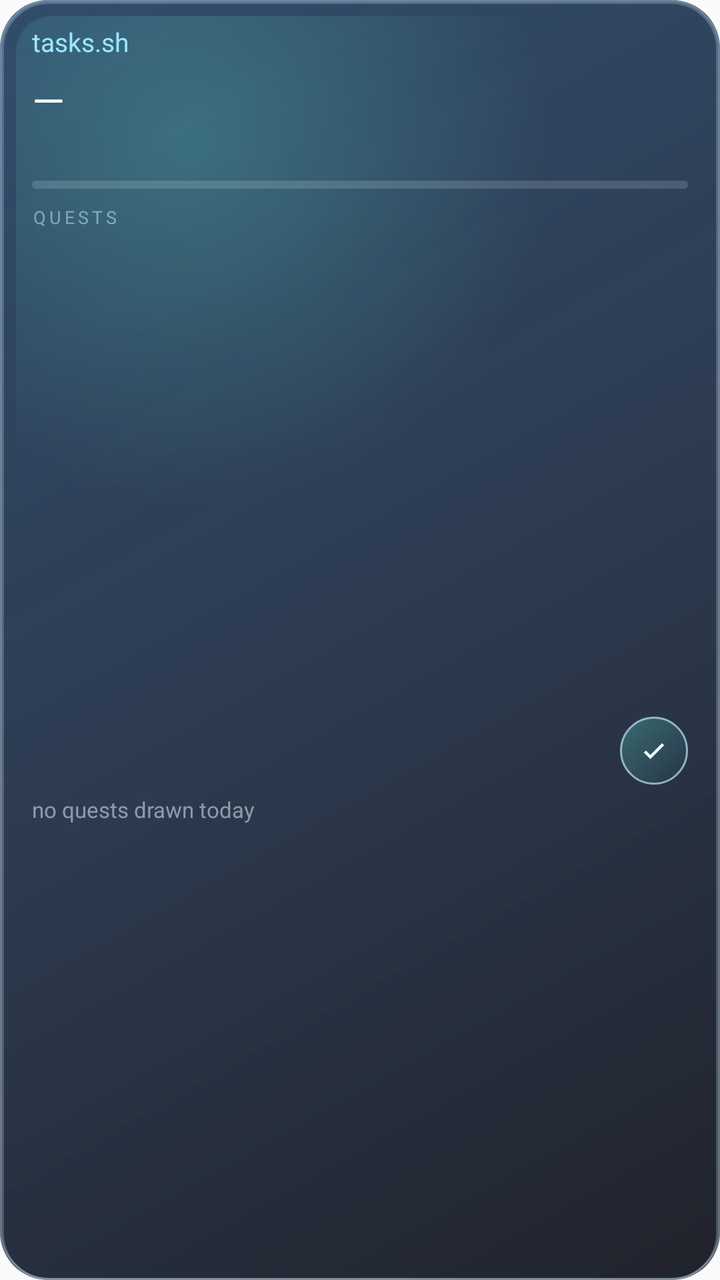
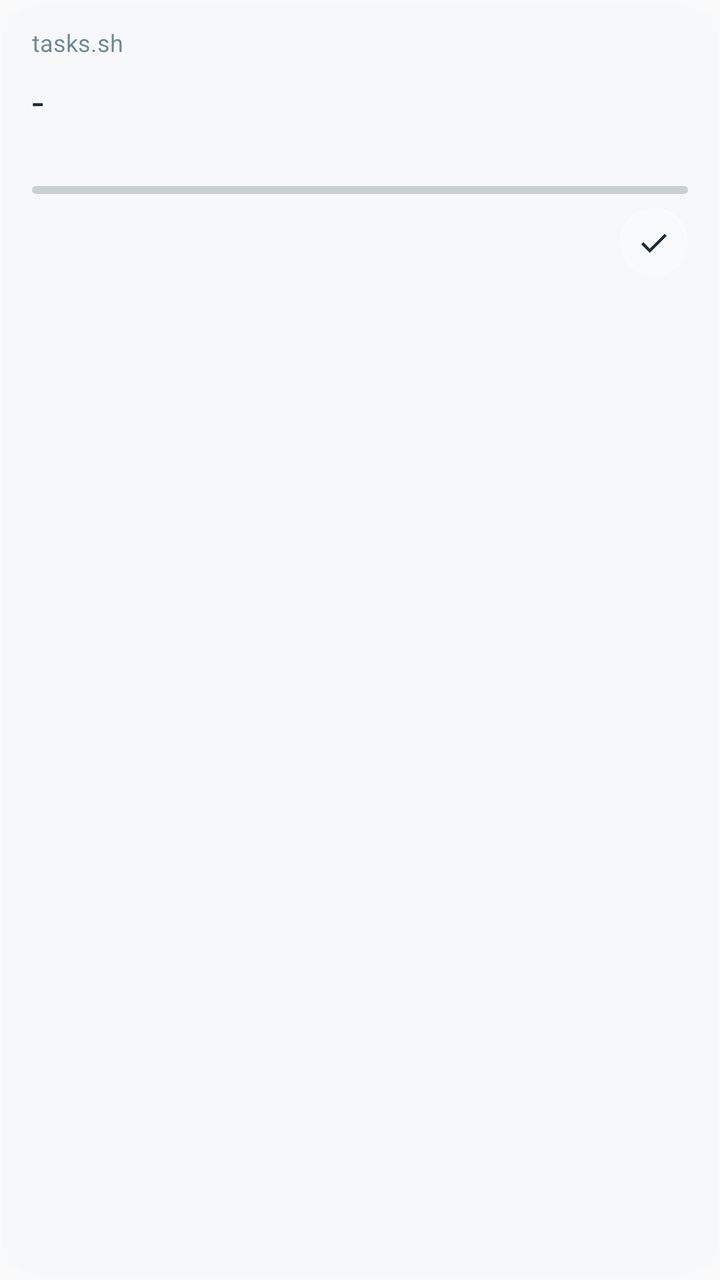

Two renders of the same Android screen: before a commit and after it. Below are the layout's source before the change and the commit's diff.
<!-- AndroidManifest.xml: application theme AppTheme -->
<!-- res/layout/widget_routine.xml -->
<?xml version="1.0" encoding="utf-8"?>
<LinearLayout xmlns:android="http://schemas.android.com/apk/res/android"
    android:id="@+id/widget_root"
    android:layout_width="match_parent"
    android:layout_height="match_parent"
    android:orientation="vertical"
    android:background="@drawable/widget_bg"
    android:paddingStart="16dp"
    android:paddingEnd="16dp"
    android:paddingTop="12dp"
    android:paddingBottom="10dp">

    
    <LinearLayout
        android:layout_width="match_parent"
        android:layout_height="wrap_content"
        android:orientation="horizontal"
        android:baselineAligned="true">

        <TextView
            android:id="@+id/widget_headline"
            android:layout_width="0dp"
            android:layout_height="wrap_content"
            android:layout_weight="1"
            android:textSize="13sp"
            android:maxLines="1"
            android:ellipsize="end"
            android:textColor="#FF9BE7FF"
            android:text="tasks.sh" />

        <TextView
            android:id="@+id/widget_count"
            android:layout_width="wrap_content"
            android:layout_height="wrap_content"
            android:textSize="11sp"
            android:maxLines="1"
            android:textColor="#99CFE8F5"
            android:text="" />
    </LinearLayout>

    
    <LinearLayout
        android:layout_width="match_parent"
        android:layout_height="wrap_content"
        android:orientation="vertical"
        android:paddingTop="6dp">

        <TextView
            android:id="@+id/widget_label"
            android:layout_width="match_parent"
            android:layout_height="wrap_content"
            android:textSize="21sp"
            android:maxLines="2"
            android:ellipsize="end"
            android:textColor="#FFF2FAFF"
            android:text="—" />

        <TextView
            android:id="@+id/widget_sub"
            android:layout_width="match_parent"
            android:layout_height="wrap_content"
            android:textSize="12sp"
            android:maxLines="1"
            android:ellipsize="end"
            android:paddingTop="2dp"
            android:textColor="#B3C8DCE8"
            android:text="" />
    </LinearLayout>

    <ProgressBar
        android:id="@+id/widget_progress"
        style="@android:style/Widget.Material.ProgressBar.Horizontal"
        android:layout_width="match_parent"
        android:layout_height="4dp"
        android:layout_marginTop="8dp"
        android:max="100"
        android:progress="0"
        android:progressDrawable="@drawable/widget_bar" />

    
    <TextView
        android:id="@+id/widget_quest_head"
        android:layout_width="match_parent"
        android:layout_height="wrap_content"
        android:layout_marginTop="8dp"
        android:textSize="9sp"
        android:letterSpacing="0.18"
        android:maxLines="1"
        android:textColor="#8ABFE4FF"
        android:text="QUESTS" />

    <ListView
        android:id="@+id/widget_quests"
        android:layout_width="match_parent"
        android:layout_height="0dp"
        android:layout_weight="1"
        android:layout_marginTop="5dp"
        android:divider="@null"
        android:dividerHeight="0dp"
        android:scrollbars="none" />

    <LinearLayout
        android:layout_width="match_parent"
        android:layout_height="wrap_content"
        android:orientation="horizontal"
        android:gravity="end"
        android:layout_marginTop="6dp">

        <ImageView
            android:id="@+id/widget_tick"
            android:layout_width="34dp"
            android:layout_height="34dp"
            android:padding="8dp"
            android:background="@drawable/widget_tick_bg"
            android:contentDescription="mark this routine done"
            android:src="@drawable/widget_check" />
    </LinearLayout>

    <TextView
        android:id="@+id/widget_quests_empty"
        android:layout_width="match_parent"
        android:layout_height="0dp"
        android:layout_weight="1"
        android:layout_marginTop="5dp"
        android:textSize="11sp"
        android:maxLines="2"
        android:textColor="#99C8DCE8"
        android:text="no quests drawn today" />
</LinearLayout>
<!-- resources referenced by this layout -->
<resources>
  <!-- drawable widget_bar (drawable) -->
  <?xml version="1.0" encoding="utf-8"?>
  <layer-list xmlns:android="http://schemas.android.com/apk/res/android">
      <item android:id="@android:id/background">
          <shape android:shape="rectangle">
              <solid android:color="#26FFFFFF" />
              <corners android:radius="2dp" />
          </shape>
      </item>
      <item android:id="@android:id/progress">
          <clip>
              <shape android:shape="rectangle">
                  <gradient
                      android:type="linear"
                      android:angle="0"
                      android:startColor="#FF5EEAD4"
                      android:endColor="#FF8FD8FF" />
                  <corners android:radius="2dp" />
              </shape>
          </clip>
      </item>
  </layer-list>
  <!-- drawable widget_bg (drawable) -->
  <?xml version="1.0" encoding="utf-8"?>
  <layer-list xmlns:android="http://schemas.android.com/apk/res/android">
  
      
      <item>
          <shape android:shape="rectangle">
              <gradient
                  android:type="linear"
                  android:angle="315"
                  android:startColor="#E61B3A5C"
                  android:centerColor="#E0102038"
                  android:endColor="#E6080B14" />
              <corners android:radius="24dp" />
          </shape>
      </item>
  
      
      <item>
          <shape android:shape="rectangle">
              <stroke
                  android:width="1dp"
                  android:color="#66BFE4FF" />
              <corners android:radius="24dp" />
          </shape>
      </item>
  
      
      <item
          android:left="1dp"
          android:right="1dp"
          android:top="1dp">
          <shape android:shape="rectangle">
              <stroke
                  android:width="1dp"
                  android:color="#33FFFFFF" />
              <corners android:radius="23dp" />
          </shape>
      </item>
  
      
      <item
          android:left="8dp"
          android:right="8dp"
          android:top="8dp"
          android:bottom="8dp">
          <shape android:shape="rectangle">
              <gradient
                  android:type="radial"
                  android:gradientRadius="180dp"
                  android:centerX="0.25"
                  android:centerY="0.1"
                  android:startColor="#3D5EEAD4"
                  android:endColor="#001B3A5C" />
              <corners android:radius="18dp" />
          </shape>
      </item>
  </layer-list>
  <!-- drawable widget_check (drawable) -->
  <?xml version="1.0" encoding="utf-8"?>
  <vector xmlns:android="http://schemas.android.com/apk/res/android"
      android:width="24dp"
      android:height="24dp"
      android:viewportWidth="24"
      android:viewportHeight="24">
      <path
          android:fillColor="#FFEAFBFF"
          android:pathData="M9.55,17.6l-4.3,-4.3l1.4,-1.4l2.9,2.9l7.8,-7.8l1.4,1.4z" />
  </vector>
  <!-- drawable widget_tick_bg (drawable) -->
  <?xml version="1.0" encoding="utf-8"?>
  <shape xmlns:android="http://schemas.android.com/apk/res/android"
      android:shape="oval">
      <gradient
          android:type="linear"
          android:angle="315"
          android:startColor="#4D5EEAD4"
          android:endColor="#1A1B3A5C" />
      <stroke
          android:width="1dp"
          android:color="#B3BFE4FF" />
  </shape>
  <style name="AppTheme" parent="Theme.AppCompat.Light.DarkActionBar">
          
          <item name="colorPrimary">@color/colorPrimary</item>
          <item name="colorPrimaryDark">@color/colorPrimaryDark</item>
          <item name="colorAccent">@color/colorAccent</item>
      </style>
</resources>

<!-- the commit's change to res/layout/widget_routine.xml (unified diff, before → after) -->
@@ -7,10 +7,9 @@
     android:background="@drawable/widget_bg"
     android:paddingStart="16dp"
     android:paddingEnd="16dp"
-    android:paddingTop="12dp"
-    android:paddingBottom="10dp">
+    android:paddingTop="13dp"
+    android:paddingBottom="11dp">
 
-    
     <LinearLayout
         android:layout_width="match_parent"
         android:layout_height="wrap_content"
@@ -22,10 +21,10 @@
             android:layout_width="0dp"
             android:layout_height="wrap_content"
             android:layout_weight="1"
-            android:textSize="13sp"
+            android:textSize="12sp"
             android:maxLines="1"
             android:ellipsize="end"
-            android:textColor="#FF9BE7FF"
+            android:textColor="#99113A4A"
             android:text="tasks.sh" />
 
         <TextView
@@ -34,16 +33,15 @@
             android:layout_height="wrap_content"
             android:textSize="11sp"
             android:maxLines="1"
-            android:textColor="#99CFE8F5"
+            android:textColor="#801E2A33"
             android:text="" />
     </LinearLayout>
 
-    
     <LinearLayout
         android:layout_width="match_parent"
         android:layout_height="wrap_content"
         android:orientation="vertical"
-        android:paddingTop="6dp">
+        android:paddingTop="7dp">
 
         <TextView
             android:id="@+id/widget_label"
@@ -52,8 +50,8 @@
             android:textSize="21sp"
             android:maxLines="2"
             android:ellipsize="end"
-            android:textColor="#FFF2FAFF"
-            android:text="—" />
+            android:textColor="#FF1E2A33"
+            android:text="-" />
 
         <TextView
             android:id="@+id/widget_sub"
@@ -62,8 +60,8 @@
             android:textSize="12sp"
             android:maxLines="1"
             android:ellipsize="end"
-            android:paddingTop="2dp"
-            android:textColor="#B3C8DCE8"
+            android:paddingTop="3dp"
+            android:textColor="#B3263A46"
             android:text="" />
     </LinearLayout>
 
@@ -72,39 +70,17 @@
         style="@android:style/Widget.Material.ProgressBar.Horizontal"
         android:layout_width="match_parent"
         android:layout_height="4dp"
-        android:layout_marginTop="8dp"
+        android:layout_marginTop="9dp"
         android:max="100"
         android:progress="0"
         android:progressDrawable="@drawable/widget_bar" />
-
-    
-    <TextView
-        android:id="@+id/widget_quest_head"
-        android:layout_width="match_parent"
-        android:layout_height="wrap_content"
-        android:layout_marginTop="8dp"
-        android:textSize="9sp"
-        android:letterSpacing="0.18"
-        android:maxLines="1"
-        android:textColor="#8ABFE4FF"
-        android:text="QUESTS" />
-
-    <ListView
-        android:id="@+id/widget_quests"
-        android:layout_width="match_parent"
-        android:layout_height="0dp"
-        android:layout_weight="1"
-        android:layout_marginTop="5dp"
-        android:divider="@null"
-        android:dividerHeight="0dp"
-        android:scrollbars="none" />
 
     <LinearLayout
         android:layout_width="match_parent"
         android:layout_height="wrap_content"
         android:orientation="horizontal"
         android:gravity="end"
-        android:layout_marginTop="6dp">
+        android:layout_marginTop="7dp">
 
         <ImageView
             android:id="@+id/widget_tick"
@@ -115,15 +91,4 @@
             android:contentDescription="mark this routine done"
             android:src="@drawable/widget_check" />
     </LinearLayout>
-
-    <TextView
-        android:id="@+id/widget_quests_empty"
-        android:layout_width="match_parent"
-        android:layout_height="0dp"
-        android:layout_weight="1"
-        android:layout_marginTop="5dp"
-        android:textSize="11sp"
-        android:maxLines="2"
-        android:textColor="#99C8DCE8"
-        android:text="no quests drawn today" />
 </LinearLayout>
<!-- resource entries referenced after the edit -->
@@ -5,18 +5,14 @@
   <layer-list xmlns:android="http://schemas.android.com/apk/res/android">
       <item android:id="@android:id/background">
           <shape android:shape="rectangle">
-              <solid android:color="#26FFFFFF" />
+              <solid android:color="#331E2A33" />
               <corners android:radius="2dp" />
           </shape>
       </item>
       <item android:id="@android:id/progress">
           <clip>
               <shape android:shape="rectangle">
-                  <gradient
-                      android:type="linear"
-                      android:angle="0"
-                      android:startColor="#FF5EEAD4"
-                      android:endColor="#FF8FD8FF" />
+                  <solid android:color="#FF1E2A33" />
                   <corners android:radius="2dp" />
               </shape>
           </clip>
@@ -25,84 +21,46 @@
   <!-- drawable widget_bg (drawable) -->
   <?xml version="1.0" encoding="utf-8"?>
   <layer-list xmlns:android="http://schemas.android.com/apk/res/android">
-  
-      
       <item>
           <shape android:shape="rectangle">
-              <gradient
-                  android:type="linear"
-                  android:angle="315"
-                  android:startColor="#E61B3A5C"
-                  android:centerColor="#E0102038"
-                  android:endColor="#E6080B14" />
-              <corners android:radius="24dp" />
+              <solid android:color="#B8F2F5F7" />
+              <corners android:radius="22dp" />
           </shape>
       </item>
-  
-      
-      <item>
-          <shape android:shape="rectangle">
-              <stroke
-                  android:width="1dp"
-                  android:color="#66BFE4FF" />
-              <corners android:radius="24dp" />
-          </shape>
-      </item>
-  
-      
       <item
           android:left="1dp"
           android:right="1dp"
-          android:top="1dp">
+          android:top="1dp"
+          android:bottom="1dp">
           <shape android:shape="rectangle">
-              <stroke
-                  android:width="1dp"
-                  android:color="#33FFFFFF" />
-              <corners android:radius="23dp" />
+              <solid android:color="#33FFFFFF" />
+              <corners android:radius="21dp" />
           </shape>
       </item>
-  
-      
-      <item
-          android:left="8dp"
-          android:right="8dp"
-          android:top="8dp"
-          android:bottom="8dp">
+      <item>
           <shape android:shape="rectangle">
-              <gradient
-                  android:type="radial"
-                  android:gradientRadius="180dp"
-                  android:centerX="0.25"
-                  android:centerY="0.1"
-                  android:startColor="#3D5EEAD4"
-                  android:endColor="#001B3A5C" />
-              <corners android:radius="18dp" />
+              <stroke android:width="1dp" android:color="#66FFFFFF" />
+              <corners android:radius="22dp" />
           </shape>
       </item>
   </layer-list>
   <!-- drawable widget_check (drawable) -->
   <?xml version="1.0" encoding="utf-8"?>
   <vector xmlns:android="http://schemas.android.com/apk/res/android"
-      android:width="24dp"
-      android:height="24dp"
+      android:width="18dp"
+      android:height="18dp"
       android:viewportWidth="24"
       android:viewportHeight="24">
       <path
-          android:fillColor="#FFEAFBFF"
-          android:pathData="M9.55,17.6l-4.3,-4.3l1.4,-1.4l2.9,2.9l7.8,-7.8l1.4,1.4z" />
+          android:fillColor="#FF1E2A33"
+          android:pathData="M9.2,16.4 L4.9,12.1 L3.5,13.5 L9.2,19.2 L20.5,7.9 L19.1,6.5 Z" />
   </vector>
   <!-- drawable widget_tick_bg (drawable) -->
   <?xml version="1.0" encoding="utf-8"?>
   <shape xmlns:android="http://schemas.android.com/apk/res/android"
       android:shape="oval">
-      <gradient
-          android:type="linear"
-          android:angle="315"
-          android:startColor="#4D5EEAD4"
-          android:endColor="#1A1B3A5C" />
-      <stroke
-          android:width="1dp"
-          android:color="#B3BFE4FF" />
+      <solid android:color="#4DFFFFFF" />
+      <stroke android:width="1dp" android:color="#59FFFFFF" />
   </shape>
   <style name="AppTheme" parent="Theme.AppCompat.Light.DarkActionBar">
           
